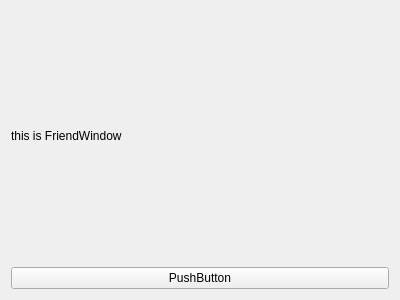
ylsdamxssjxxdd/QChat, file src/ui/friendwindow.ui: the form before one commit.
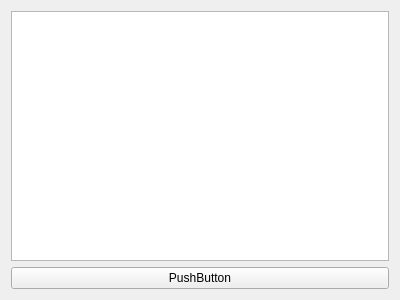
The form after the commit.

Patch:
```diff
--- a/src/ui/friendwindow.ui
+++ b/src/ui/friendwindow.ui
@@ -15,11 +15,7 @@
   </property>
   <layout class="QVBoxLayout" name="verticalLayout">
    <item>
-    <widget class="QLabel" name="label">
-     <property name="text">
-      <string>this is FriendWindow</string>
-     </property>
-    </widget>
+    <widget class="QPlainTextEdit" name="plainTextEdit"/>
    </item>
    <item>
     <widget class="QPushButton" name="pushButton">
```
